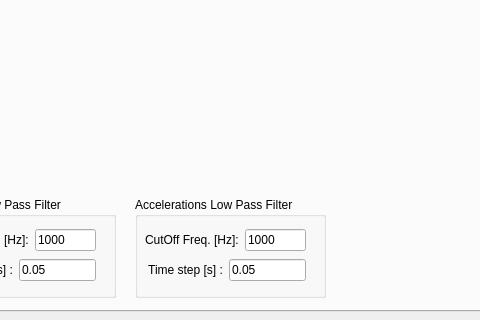
This is ui/comp_controldialog.ui in zohannn/motion_manager as Qt 5 draws it before an edit; both pictures show x 307 to 787 and y 449 to 769 of the 1131 by 769 pixel window. The edited form follows.
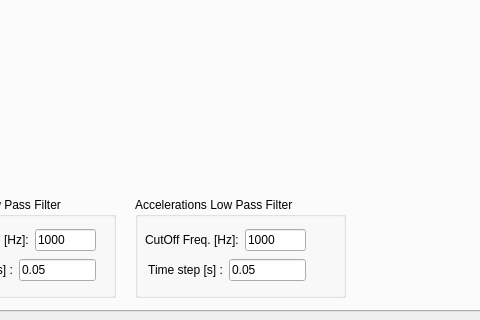
This is the edited form. Custom widgets are drawn as their Qt base class.

The edit to the form file:
```diff
--- a/ui/comp_controldialog.ui
+++ b/ui/comp_controldialog.ui
@@ -102,7 +102,7 @@
       <rect>
        <x>430</x>
        <y>610</y>
-       <width>191</width>
+       <width>211</width>
        <height>101</height>
       </rect>
      </property>
```
Left out of the diff: 12 changed lines with no effect on the pictures.
